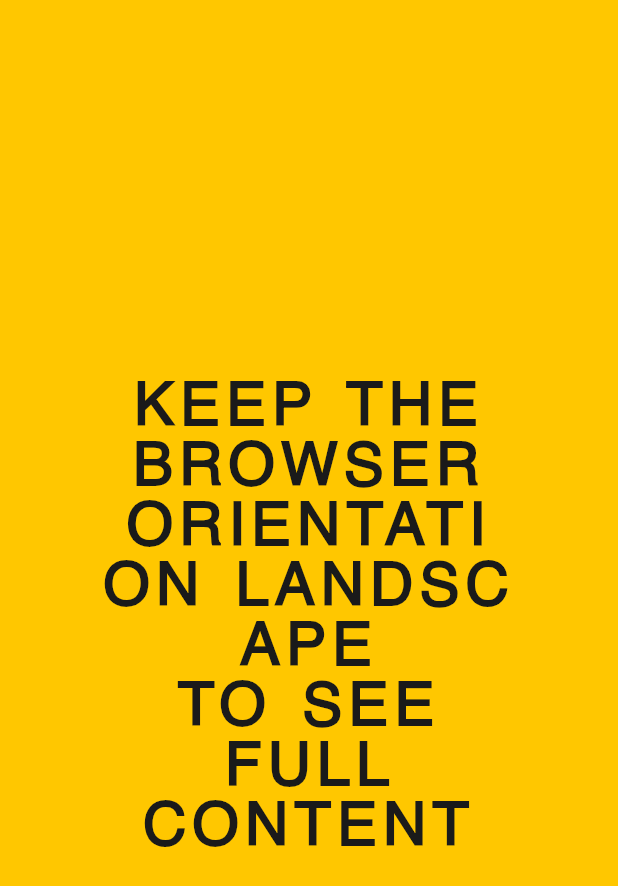
After one commit to arif-pandu/Flutter-Portofolio-Card, a Flutter app: the HomePageDesktop screen opened directly, on a phone screen of 412 x 824 dp. The commit adds this screen. Shown: the top 886 px of the screen. Run offline on Flutter 3.47's test engine with Material 2 defaults, Android fonts, the phone set to English and light mode, and no system bars; our stand-ins replace carousel_slider.

Commit message:
Add desktop version

```diff
--- a/lib/homepage.dart
+++ b/lib/homepage.dart
@@ -69,9 +69,6 @@ class _HomePageState extends State<HomePage> {
                 child: Container(
                   height: height / 3,
                   width: width,
-                  decoration: BoxDecoration(
-                      // border: Border.all(width: 2, color: blackColor),
-                      ),
                   child: Stack(
                     children: [
                       Center(
--- /dev/null
+++ b/lib/homepage_desktop.dart
@@ -0,0 +1,118 @@
+// ignore_for_file: prefer_const_constructors, prefer_const_literals_to_create_immutables
+
+import 'package:flutter/material.dart';
+import 'package:potofolio_web/expanded_desktop/social_desktop.dart';
+import 'package:potofolio_web/homepage.dart';
+import 'package:potofolio_web/theme.dart';
+
+class HomePageDesktop extends StatefulWidget {
+  const HomePageDesktop({Key? key}) : super(key: key);
+
+  @override
+  _HomePageDesktopState createState() => _HomePageDesktopState();
+}
+
+class _HomePageDesktopState extends State<HomePageDesktop> {
+  double boxWidth = 1;
+  int indexSelectedDesktop = 0;
+  bool isTapped = false;
+
+  ScrollController scrollController = ScrollController();
+
+  @override
+  Widget build(BuildContext context) {
+    double height = MediaQuery.of(context).size.height;
+    double width = MediaQuery.of(context).size.width;
+
+    List listExpandedDesktop = [
+      Container(),
+      SocialDesktop(height: height, width: width),
+      Text('PROJECTS'),
+      Text('GMAIL'),
+      Text('WEB'),
+    ];
+
+    return Scaffold(
+      backgroundColor: whiteColor,
+      body: width <= 786
+          ? Container(
+              color: yellowColor,
+              child: Center(
+                child: SizedBox(
+                  width: width * 2 / 3,
+                  child: const Text(
+                    'KEEP THE BROWSER ORIENTATION LANDSCAPE\nTO SEE FULL CONTENT',
+                    textAlign: TextAlign.center,
+                    style: TextStyle(
+                      fontSize: 40,
+                      color: blackColor,
+                      fontWeight: FontWeight.w600,
+                      letterSpacing: 4,
+                      wordSpacing: 5,
+                      leadingDistribution: TextLeadingDistribution.even,
+                    ),
+                  ),
+                ),
+              ),
+            )
+          : ListView(
+              scrollDirection: Axis.horizontal,
+              reverse: true,
+              controller: scrollController,
+              children: [
+                AnimatedContainer(
+                  duration: Duration(seconds: 1),
+                  width: boxWidth,
+                  height: height,
+                  child: Center(
+                    child: listExpandedDesktop[indexSelectedDesktop],
+                  ),
+                ),
+                Container(
+                  height: height,
+                  width: width,
+                  child: Center(
+                    child: Row(
+                      mainAxisAlignment: MainAxisAlignment.center,
+                      children: [
+                        textTap(width, 'MAPEN', 1),
+                        textTap(width, 'PROJECT', 2),
+                        textTap(width, '@GMAIL', 3),
+                        textTap(width, '.COM', 4),
+                      ],
+                    ),
+                  ),
+                ),
+              ],
+            ),
+    );
+  }
+
+  GestureDetector textTap(double width, String text, int index) {
+    return GestureDetector(
+      onTap: () {
+        print('TAP');
+        setState(() {
+          boxWidth = width;
+          indexSelectedDesktop = index;
+          isTapped = true;
+          scrollController.animateTo(
+            0,
+            duration: Duration(seconds: 1),
+            curve: Curves.linear,
+          );
+        });
+      },
+      child: Text(
+        text,
+        style: TextStyle(
+          fontFamily: 'Helvetica',
+          fontSize: (width - 250) / 22,
+          color: blackColor,
+          fontWeight: FontWeight.w700,
+          letterSpacing: 22,
+        ),
+      ),
+    );
+  }
+}
--- a/lib/main.dart
+++ b/lib/main.dart
@@ -1,5 +1,7 @@
+import 'package:flutter/foundation.dart';
 import 'package:flutter/material.dart';
 import 'package:flutter/services.dart';
+import 'package:potofolio_web/homepage_desktop.dart';
 
 import 'homepage.dart';
 
@@ -16,7 +18,7 @@ class MyApp extends StatelessWidget {
     return MaterialApp(
       debugShowCheckedModeBanner: false,
       theme: ThemeData(fontFamily: "Helvetica"),
-      home: const HomePage(),
+      home: kIsWeb ? HomePageDesktop() : HomePage(),
     );
   }
 }
--- a/pubspec.yaml
+++ b/pubspec.yaml
@@ -79,9 +79,7 @@ flutter:
   # list giving the asset and other descriptors for the font. For
   # example:
   fonts:
-    - family: Ocratext
-      fonts:
-        - asset: assets/OCRAEXT.TTF
+
   #
     - family: Helvetica
       fonts:
```
Also changed, not shown: lib/expanded_desktop/social_desktop.dart (added, +38 -0 lines).
